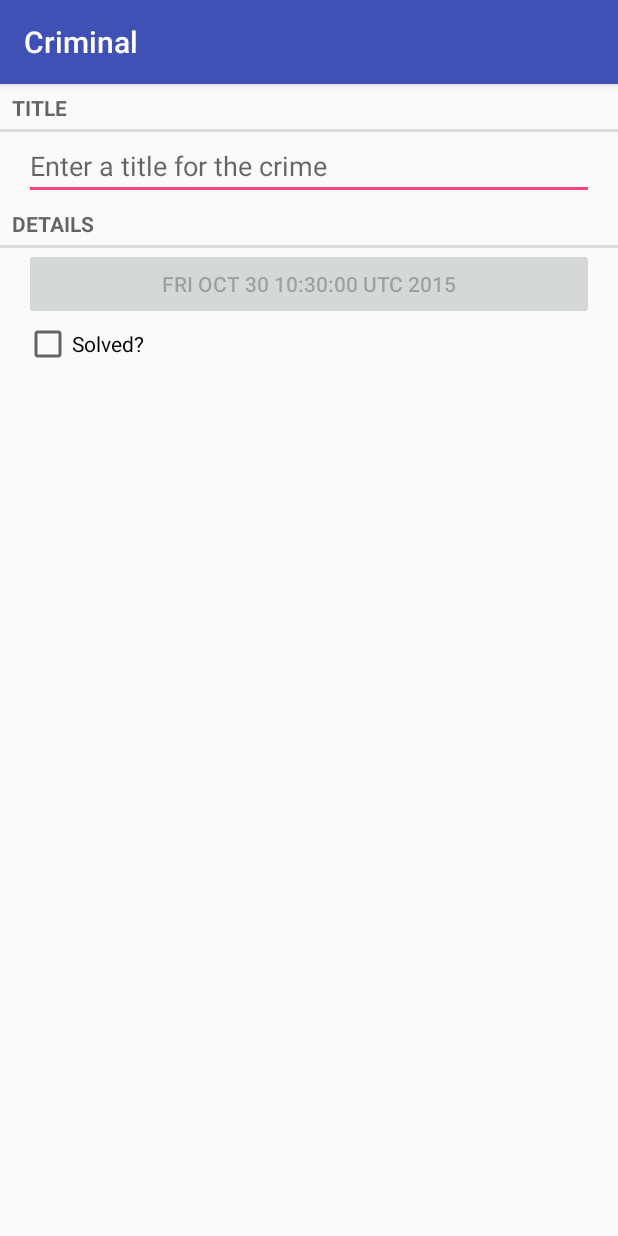
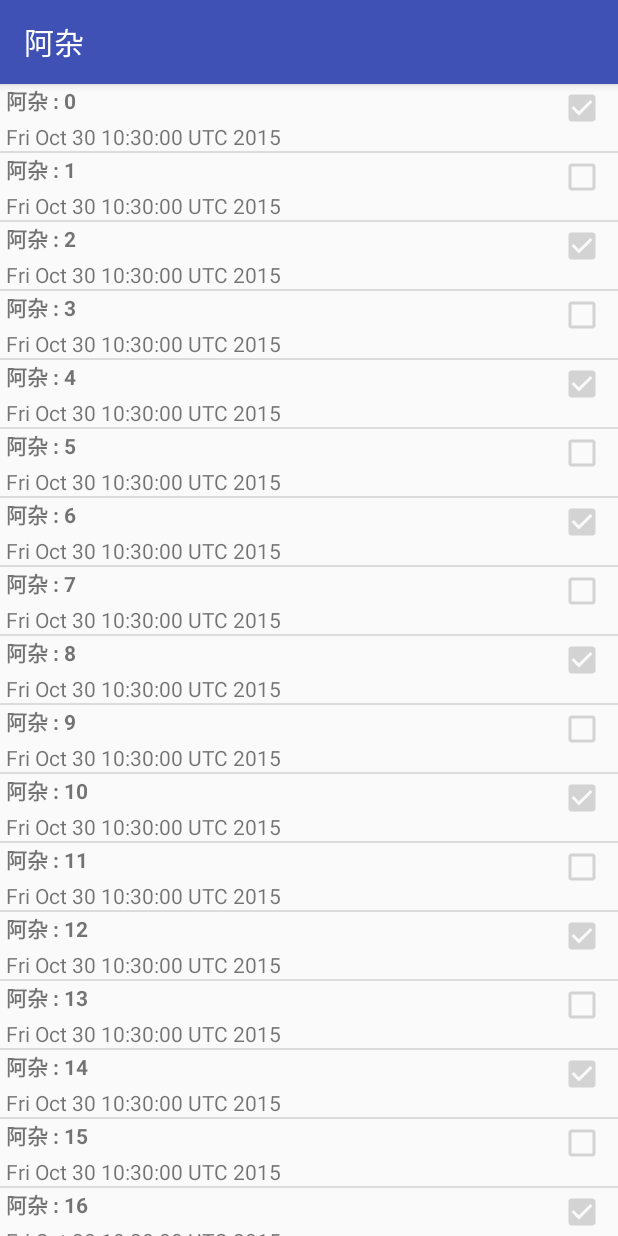
Before and after one commit to huxiaoliu/Criminal, an Android app: the screen it shows after launch (CrimeActivity before the commit, CrimeListActivity after it), on a phone screen of 412 x 824 dp. Run offline under Robolectric (Android 15) with nearby library versions, the phone set to English and light mode, and no system bars.

Commit message:
使用ListFragment显示列表。

```diff
--- a/app/build.gradle
+++ b/app/build.gradle
@@ -2,7 +2,7 @@ apply plugin: 'com.android.application'
 
 android {
     compileSdkVersion 23
-    buildToolsVersion "23.0.0"
+    buildToolsVersion "23.0.1"
 
     defaultConfig {
         applicationId "criminal.criminal"
--- a/app/src/main/AndroidManifest.xml
+++ b/app/src/main/AndroidManifest.xml
@@ -1,6 +1,7 @@
 <?xml version="1.0" encoding="utf-8"?>
-<manifest package="criminal.criminal"
-          xmlns:android="http://schemas.android.com/apk/res/android">
+<manifest
+    package="criminal.criminal"
+    xmlns:android="http://schemas.android.com/apk/res/android">
 
     <application
         android:allowBackup="true"
@@ -9,8 +10,9 @@
         android:supportsRtl="true"
         android:theme="@style/AppTheme">
 
-        <activity android:name=".activity.CrimeActivity"
-                  android:label="@string/app_name">
+        <activity
+            android:name=".activity.CrimeListActivity"
+            android:label="@string/app_name">
             <intent-filter>
                 <action android:name="android.intent.action.MAIN"/>
 
@@ -20,6 +22,8 @@
 
         </activity>
 
+        <activity android:name=".activity.CrimeActivity"></activity>
+
     </application>
 
 </manifest>
--- a/app/src/main/java/criminal/criminal/activity/CrimeActivity.java
+++ b/app/src/main/java/criminal/criminal/activity/CrimeActivity.java
@@ -11,21 +11,11 @@ import criminal.criminal.fragment.CrimeFragment;
 /**
  * Created by 磊 on 2015/10/27.
  */
-public class CrimeActivity extends AppCompatActivity {
+public class CrimeActivity extends SingleFragmentActivity {
+
 
     @Override
-    public void onCreate(Bundle savedInstanceState) {
-        super.onCreate(savedInstanceState);
-        setContentView(R.layout.activity_crime);
-
-        android.support.v4.app.FragmentManager fm = getSupportFragmentManager();
-        Fragment fragment = fm.findFragmentById(R.id.fragmentContainer);
-        if (fragment == null){
-            fragment = new CrimeFragment();
-            fm.beginTransaction()
-                    .add(R.id.fragmentContainer,fragment)
-                    .commit();
-        }
-
+    protected Fragment createFragment() {
+        return new CrimeFragment();
     }
 }
--- /dev/null
+++ b/app/src/main/java/criminal/criminal/activity/CrimeListActivity.java
@@ -0,0 +1,21 @@
+package criminal.criminal.activity;
+
+import android.support.v4.app.Fragment;
+import android.widget.ArrayAdapter;
+
+import criminal.criminal.fragment.CrimeListFragment;
+import criminal.criminal.model.Crime;
+
+/**
+ * Created by asus on 2015/10/30.
+ *
+ */
+public class CrimeListActivity extends SingleFragmentActivity {
+
+
+    @Override
+    protected Fragment createFragment() {
+        return new CrimeListFragment();
+
+    }
+}
--- /dev/null
+++ b/app/src/main/java/criminal/criminal/activity/SingleFragmentActivity.java
@@ -0,0 +1,30 @@
+package criminal.criminal.activity;
+
+import android.os.Bundle;
+import android.support.v4.app.Fragment;
+import android.support.v4.app.FragmentManager;
+import android.support.v7.app.AppCompatActivity;
+
+import criminal.criminal.R;
+
+/**
+ * Created by asus on 2015/10/30.
+ */
+public abstract class SingleFragmentActivity extends AppCompatActivity {
+    protected abstract Fragment createFragment();
+
+    @Override
+    public void onCreate(Bundle savedInstanceState) {
+        super.onCreate(savedInstanceState);
+        setContentView(R.layout.activity_fragment);
+
+        FragmentManager fm = getSupportFragmentManager();
+        Fragment fragment = fm.findFragmentById(R.id.fragmentContainer);
+        if (fragment == null){
+            fragment = createFragment();
+            fm.beginTransaction().add(R.id.fragmentContainer,fragment).commit();
+        }
+
+
+    }
+}
--- /dev/null
+++ b/app/src/main/java/criminal/criminal/adapter/CrimeListAdapter.java
@@ -0,0 +1,58 @@
+package criminal.criminal.adapter;
+
+import android.content.Context;
+import android.view.LayoutInflater;
+import android.view.View;
+import android.view.ViewGroup;
+import android.widget.ArrayAdapter;
+import android.widget.CheckBox;
+import android.widget.TextView;
+
+import java.util.ArrayList;
+
+import criminal.criminal.R;
+import criminal.criminal.model.Crime;
+
+/**
+ * Created by asus on 2015/10/30.
+ */
+public class CrimeListAdapter extends ArrayAdapter<Crime> {
+
+    private int resourceId;
+
+
+    public CrimeListAdapter(Context context, int resource, ArrayList<Crime> objects) {
+        super(context, resource, objects);
+        resourceId = resource;
+    }
+
+    @Override
+    public View getView(int position, View convertView, ViewGroup parent) {
+        Crime mCrime = getItem(position);
+        View mView;
+        ViewHolder mViewHolder;
+        if (convertView == null) {
+            mView = LayoutInflater.from(getContext()).inflate(resourceId, null);
+            mViewHolder = new ViewHolder();
+            mViewHolder.solvedCheckBox = (CheckBox) mView.findViewById(R.id.crime_list_item_solvedCheckBox);
+            mViewHolder.dateTextView = (TextView) mView.findViewById(R.id.crime_list_item_dateTextView);
+            mViewHolder.titleTextView = (TextView) mView.findViewById(R.id.crime_list_item_titleTextView);
+            mView.setTag(mViewHolder);
+        } else {
+            mView = convertView;
+            mViewHolder = (ViewHolder) mView.getTag();
+        }
+
+        mViewHolder.solvedCheckBox.setChecked(mCrime.isSolved());
+        mViewHolder.titleTextView.setText(mCrime.getTitle());
+        mViewHolder.dateTextView.setText(mCrime.getDate().toString());
+
+        return mView;
+    }
+
+    class ViewHolder {
+        CheckBox solvedCheckBox;
+        TextView titleTextView;
+        TextView dateTextView;
+    }
+}
--- /dev/null
+++ b/app/src/main/java/criminal/criminal/fragment/CrimeListFragment.java
@@ -0,0 +1,43 @@
+package criminal.criminal.fragment;
+
+import android.os.Bundle;
+import android.support.v4.app.ListFragment;
+import android.view.View;
+import android.widget.ArrayAdapter;
+import android.widget.ListView;
+import android.widget.Toast;
+
+import java.util.ArrayList;
+
+import criminal.criminal.R;
+import criminal.criminal.adapter.CrimeListAdapter;
+import criminal.criminal.model.Crime;
+import criminal.criminal.util.CrimeLab;
+
+/**
+ * Created by asus on 2015/10/30.
+ */
+public class CrimeListFragment extends ListFragment {
+
+    private ArrayList<Crime> mCrimes;
+
+    @Override
+    public void onCreate(Bundle savedInstanceState) {
+        super.onCreate(savedInstanceState);
+        getActivity().setTitle(R.string.crimes_title);
+        mCrimes = CrimeLab.get(getActivity()).getCrimes();
+
+        CrimeListAdapter adapter = new CrimeListAdapter(getActivity(),R.layout.list_item_crime,mCrimes);
+
+        setListAdapter(adapter);
+    }
+
+    @Override
+    public void onListItemClick(ListView l, View v, int position, long id) {
+        super.onListItemClick(l, v, position, id);
+
+        Crime c = ((CrimeListAdapter) getListAdapter()).getItem(position);
+        Toast.makeText(getActivity(), c.getTitle() + "was clicked", Toast.LENGTH_SHORT).show();
+
+    }
+}
--- a/app/src/main/java/criminal/criminal/model/Crime.java
+++ b/app/src/main/java/criminal/criminal/model/Crime.java
@@ -20,6 +20,11 @@ public class Crime {
     public Crime(){
         mId = UUID.randomUUID();
         mDate = new Date();
+    }
+
+    @Override
+    public String toString() {
+        return mTitle;
     }
 
     public Date getDate() {
--- /dev/null
+++ b/app/src/main/java/criminal/criminal/util/CrimeLab.java
@@ -0,0 +1,52 @@
+package criminal.criminal.util;
+
+import android.content.Context;
+
+import java.util.ArrayList;
+import java.util.UUID;
+
+import criminal.criminal.model.Crime;
+
+/**
+ * Created by asus on 2015/10/30.
+ * 一个暂时用来保存数据的单例类
+ */
+public class CrimeLab {
+
+    private static CrimeLab sCrimeLab;
+    private Context mAppContext;
+    private ArrayList<Crime> mCrimes;
+
+    private CrimeLab(Context appContext) {
+        mAppContext = appContext;
+        mCrimes = new ArrayList<Crime>();
+        for (int i =0; i<100;i++){
+            Crime c = new Crime();
+            c.setTitle("阿杂 : "+i);
+            c.setSolved(i%2==0);
+            mCrimes.add(c);
+        }
+    }
+
+    public static CrimeLab get(Context c) {
+        if (sCrimeLab == null) {
+            sCrimeLab = new CrimeLab(c.getApplicationContext());
+        }
+        return sCrimeLab;
+    }
+
+    public ArrayList<Crime> getCrimes(){
+        return mCrimes;
+    }
+
+    public Crime getCrime(UUID id){
+        for (Crime c:mCrimes){
+            if (c.getId()==id){
+                return c;
+            }
+        }
+        return null;
+    }
+
+
+}
--- /dev/null
+++ b/app/src/main/res/layout/list_item_crime.xml
@@ -0,0 +1,42 @@
+<?xml version="1.0" encoding="utf-8"?>
+<RelativeLayout xmlns:android="http://schemas.android.com/apk/res/android"
+              android:layout_width="match_parent"
+              android:layout_height="wrap_content">
+
+    <CheckBox
+        android:id="@+id/crime_list_item_solvedCheckBox"
+        android:layout_width="wrap_content"
+        android:layout_height="wrap_content"
+        android:layout_alignParentRight="true"
+        android:gravity="center"
+        android:enabled="false"
+        android:focusable="false"
+        android:padding="@dimen/activity_margin_4"
+        />
+
+    <TextView
+        android:id="@+id/crime_list_item_titleTextView"
+        android:layout_width="match_parent"
+        android:layout_height="wrap_content"
+        android:layout_toLeftOf="@+id/crime_list_item_solvedCheckBox"
+        android:textStyle="bold"
+        android:paddingLeft="@dimen/activity_margin_4"
+        android:paddingRight="@dimen/activity_margin_4"
+        android:text="Crime title"
+        />
+
+    <TextView
+        android:id="@+id/crime_list_item_dateTextView"
+        android:layout_width="match_parent"
+        android:layout_height="wrap_content"
+        android:layout_below="@+id/crime_list_item_titleTextView"
+        android:layout_toLeftOf="@+id/crime_list_item_solvedCheckBox"
+        android:paddingLeft="@dimen/activity_margin_4"
+        android:paddingRight="@dimen/activity_margin_4"
+        android:paddingTop="@dimen/activity_margin_4"
+        android:text="Crime date"
+        />
+
+
+
+</RelativeLayout>
--- a/app/src/main/res/values/dimens.xml
+++ b/app/src/main/res/values/dimens.xml
@@ -2,4 +2,9 @@
     <!-- Default screen margins, per the Android Design guidelines. -->
     <dimen name="activity_horizontal_margin">16dp</dimen>
     <dimen name="activity_vertical_margin">16dp</dimen>
+    <dimen name="activity_margin_4">4dp</dimen>
+    <dimen name="activity_margin_8">8dp</dimen>
+    <dimen name="activity_margin_16">16dp</dimen>
+    <dimen name="activity_margin_24">24dp</dimen>
+    <dimen name="activity_margin_32">32dp</dimen>
 </resources>
--- a/app/src/main/res/values/strings.xml
+++ b/app/src/main/res/values/strings.xml
@@ -1,6 +1,7 @@
 <resources>
     <string name="app_name">Criminal</string>
     <string name="crime_title_hint">Enter a title for the crime</string>
+    <string name="crimes_title">阿杂</string>
     <string name="crime_title_label">Title</string>
     <string name="crime_details_label">Details</string>
     <string name="crime_solved_label">Solved?</string>
```
Also changed, not shown: app/src/main/res/layout/activity_fragment.xml (renamed from app/src/main/res/layout/activity_crime.xml), 1 other file.
